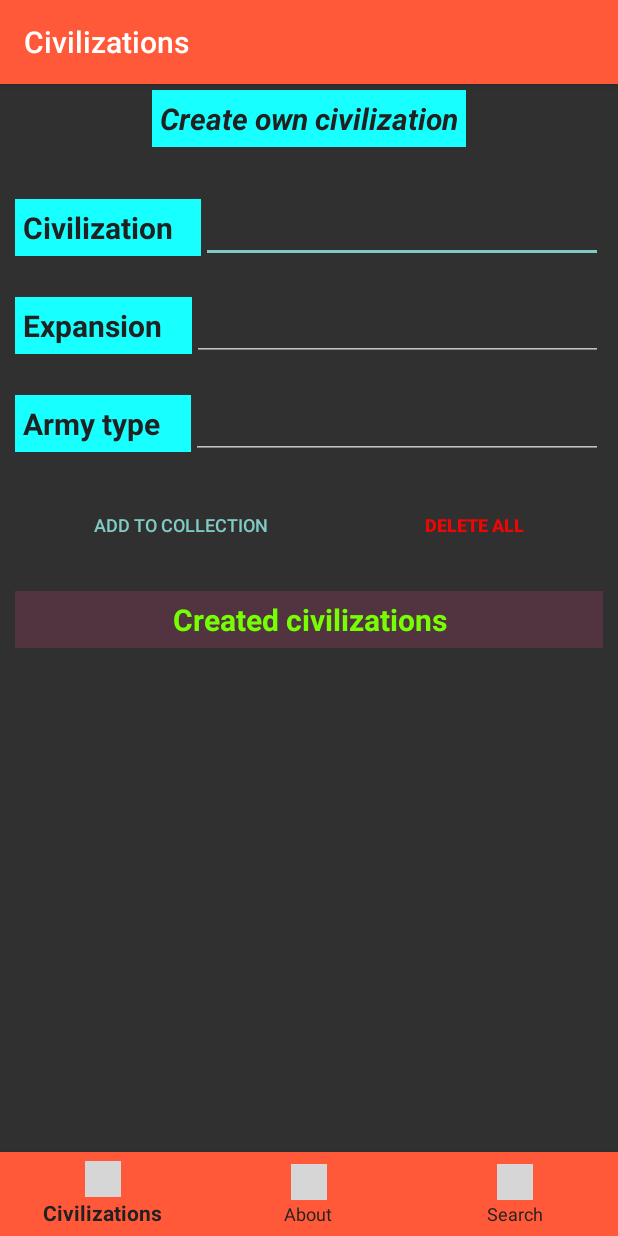
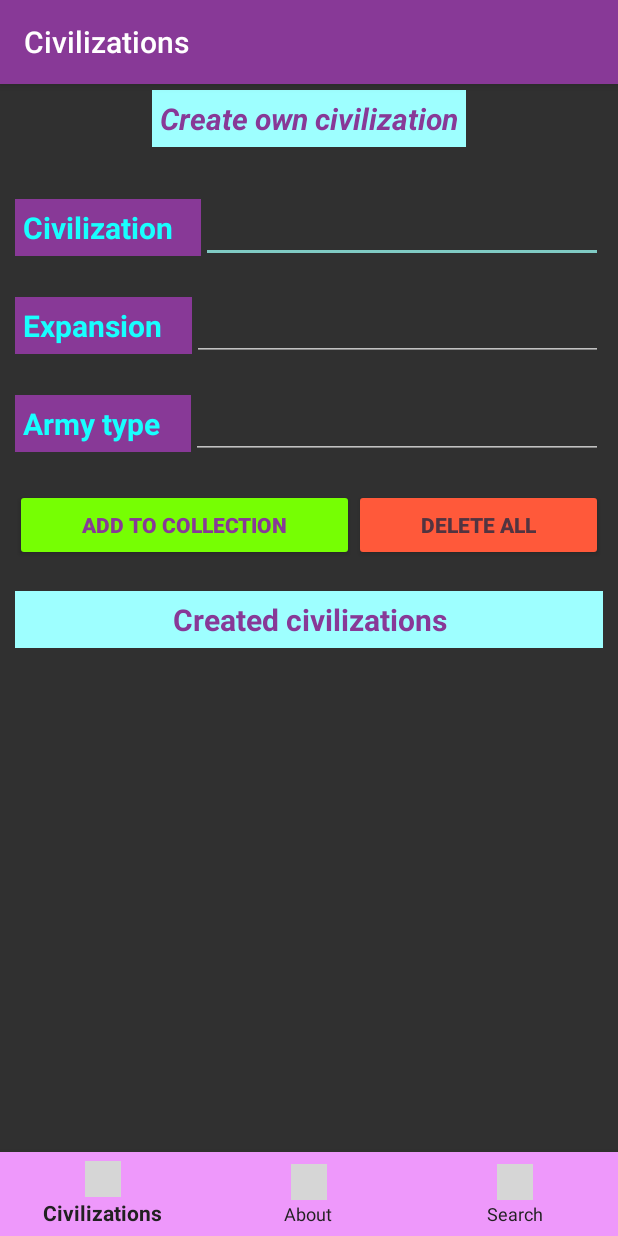
Before and after one commit to EduardF1/And-Project, an Android app: the CivilizationsFragment screen opened directly, with no data from a screen before it, on a phone screen of 412 x 824 dp. Run offline under Robolectric (Android 15) with nearby library versions, the phone set to English and light mode, and no system bars; our stand-ins replace Firebase (no records; nobody signed in at launch, a user with empty details on screens opened directly), Room's generated code, navigation-ui; libraries missing offline, so code that uses them is left out: com.firebase.ui; 4 statements that could not run were skipped; grey boxes are pictures that could not be loaded.

Commit message:
Final version

```diff
--- a/app/src/main/AndroidManifest.xml
+++ b/app/src/main/AndroidManifest.xml
@@ -11,7 +11,7 @@
         android:theme="@style/Theme.Civilization_App">
         <activity
             android:name=".MainActivity"
-            android:label="@string/app_name"/>
+            android:label="@string/app_name" />
         <activity android:name=".LogInActivity">
             <intent-filter>
                 <action android:name="android.intent.action.MAIN" />
--- a/app/src/main/java/com/example/civilization_app/repository/Repository.java
+++ b/app/src/main/java/com/example/civilization_app/repository/Repository.java
@@ -99,6 +99,11 @@ public class Repository {
             public void onResponse(@NotNull Call<CivilizationResponse> call, Response<CivilizationResponse> response) {
                 if (response.code() == 200) {
                     civilization.setValue(response.body().getCivilization());
+                    Civilization civilization_new = new Civilization();
+                    civilization_new.setCivilizationName(response.body().getCivilization().getCivilizationName());
+                    civilization_new.setArmyType(response.body().getCivilization().getArmyType());
+                    civilization_new.setExpansion(response.body().getCivilization().getExpansion());
+                    insertCivilization(civilization_new);
                 }
             }
 
--- a/app/src/main/java/com/example/civilization_app/viewmodels/AboutViewModel.java
+++ b/app/src/main/java/com/example/civilization_app/viewmodels/AboutViewModel.java
@@ -1,16 +1,12 @@
 package com.example.civilization_app.viewmodels;
 
-import androidx.lifecycle.LiveData;
-import androidx.lifecycle.MutableLiveData;
 import androidx.lifecycle.ViewModel;
 
 public class AboutViewModel extends ViewModel {
 
-    private final MutableLiveData<String> mText;
 
     public AboutViewModel() {
-        mText = new MutableLiveData<>();
-        mText.setValue("This is favorites fragment");
+
     }
 
 }
--- a/app/src/main/java/com/example/civilization_app/webservice/CivilizationApi.java
+++ b/app/src/main/java/com/example/civilization_app/webservice/CivilizationApi.java
@@ -1,19 +1,18 @@
 package com.example.civilization_app.webservice;
-
-import com.example.civilization_app.models.Civilization;
-
-import java.util.List;
 
 import retrofit2.Call;
 import retrofit2.http.GET;
-import retrofit2.http.POST;
 import retrofit2.http.Path;
 
 public interface CivilizationApi {
 
-    @GET("/api/v1/civilizations")
+    ///api/v1/civilizations
+    ///v3/55801590-399d-4811-8586-aea3ff8c7f3b/civilizations
+    @GET("api/v1/civilizations")
     Call<CivilizationResponse> getCivilizations();
 
-    @GET("/api/v1/civilization/{name}")
+    ///api/v1/civilization/{name}
+    ///v3/55801590-399d-4811-8586-aea3ff8c7f3b/civilizations/{name}
+    @GET("api/v1/civilization/{name}")
     Call<CivilizationResponse> getCivilizationByName(@Path("name") String name);
 }
--- a/app/src/main/res/layout/activity_main.xml
+++ b/app/src/main/res/layout/activity_main.xml
@@ -17,7 +17,7 @@
             android:id="@+id/toolbar"
             android:layout_width="match_parent"
             android:layout_height="?attr/actionBarSize"
-            android:background="?attr/colorPrimary" />
+            android:background="@color/dark_purple" />
 
     </com.google.android.material.appbar.AppBarLayout>
 
@@ -25,7 +25,7 @@
         android:id="@+id/navigation_view"
         android:layout_width="0dp"
         android:layout_height="wrap_content"
-        android:background="@color/light_orange"
+        android:background="@color/lighter_purple"
         app:itemIconTint="@color/black"
         app:itemTextColor="@color/black"
         app:layout_constraintBottom_toBottomOf="parent"
--- a/app/src/main/res/layout/civilizations_list_item.xml
+++ b/app/src/main/res/layout/civilizations_list_item.xml
@@ -23,7 +23,7 @@
                 android:layout_height="wrap_content"
                 android:padding="1dp"
                 android:layout_weight="9"
-                android:textColor="@color/light_green"
+                android:textColor="@color/light_neon_green"
                 android:textSize="@dimen/civilizations_list_item_text"
                 android:text="@string/civilization_list_item_title" />
 
@@ -39,7 +39,7 @@
             android:layout_width="match_parent"
             android:layout_height="wrap_content"
             android:padding="1dp"
-            android:textColor="@color/light_green"
+            android:textColor="@color/light_neon_green"
             android:textSize="@dimen/civilizations_list_item_text"
             android:text="@string/civilization_list_item_expansion" />
 
@@ -48,7 +48,7 @@
             android:layout_width="match_parent"
             android:layout_height="wrap_content"
             android:padding="1dp"
-            android:textColor="@color/light_green"
+            android:textColor="@color/light_neon_green"
             android:textSize="@dimen/civilizations_list_item_text"
             android:text="@string/civilization_list_item_army_type" />
     </LinearLayout>
--- a/app/src/main/res/layout/fragment_civilizations.xml
+++ b/app/src/main/res/layout/fragment_civilizations.xml
@@ -11,10 +11,10 @@
         android:layout_width="wrap_content"
         android:layout_height="wrap_content"
         android:layout_weight="1"
-        android:background="@color/sky_blue"
+        android:background="@color/lighter_green"
         android:padding="5dp"
         android:text="@string/civilization_own"
-        android:textColor="@color/black"
+        android:textColor="@color/dark_purple"
         android:textStyle="italic|bold"
         android:textSize="20sp"
         app:layout_constraintEnd_toEndOf="parent"
@@ -39,8 +39,8 @@
                 android:layout_width="wrap_content"
                 android:layout_height="wrap_content"
                 android:layout_weight="1"
-                android:background="@color/sky_blue"
-                android:textColor="@color/black"
+                android:background="@color/dark_purple"
+                android:textColor="@color/sky_blue"
                 android:textStyle="bold"
                 android:padding="5dp"
                 android:text="@string/civilization_name"
@@ -64,10 +64,10 @@
                 android:layout_width="wrap_content"
                 android:layout_height="wrap_content"
                 android:layout_weight="1"
-                android:background="@color/sky_blue"
+                android:background="@color/dark_purple"
                 android:padding="5dp"
                 android:textStyle="bold"
-                android:textColor="@color/black"
+                android:textColor="@color/sky_blue"
                 android:text="@string/expansion"
                 android:textSize="20sp" />
 
@@ -89,8 +89,8 @@
                 android:layout_width="wrap_content"
                 android:layout_height="wrap_content"
                 android:layout_weight="1"
-                android:background="@color/sky_blue"
-                android:textColor="@color/black"
+                android:background="@color/dark_purple"
+                android:textColor="@color/sky_blue"
                 android:textStyle="bold"
                 android:padding="5dp"
                 android:text="@string/civilization_army_type"
@@ -113,25 +113,28 @@
 
             <Button
                 android:id="@+id/addButton"
-                style="@style/Widget.AppCompat.Button.Borderless.Colored"
                 android:layout_width="wrap_content"
                 android:layout_height="wrap_content"
                 android:layout_weight="1"
+                android:backgroundTint="@color/light_neon_green"
                 android:text="@string/add_to_collection"
-                android:textSize="12sp" />
+                android:textColor="@color/dark_purple"
+                android:textSize="14sp"
+                android:textStyle="bold" />
 
             <Button
                 android:id="@+id/deleteAllButton"
-                style="@style/Widget.AppCompat.Button.Borderless.Colored"
                 android:layout_width="wrap_content"
                 android:layout_height="wrap_content"
                 android:layout_weight="1"
+                android:backgroundTint="@color/light_orange"
                 android:text="@string/delete_all"
-                android:textColor="#ED0606"
-                android:textStyle="bold"
-                android:textSize="12sp" />
+                android:textColor="@color/dark_pink"
+                android:textSize="14sp"
+                android:textStyle="bold" />
 
         </LinearLayout>
+
         <LinearLayout
             android:layout_width="match_parent"
             android:layout_height="wrap_content"
@@ -141,11 +144,11 @@
                 android:layout_width="wrap_content"
                 android:layout_height="wrap_content"
                 android:layout_weight="1"
-                android:background="@color/dark_pink"
+                android:background="@color/lighter_green"
                 android:padding="5dp"
                 android:textStyle="bold"
                 android:textAlignment="center"
-                android:textColor="@color/light_green"
+                android:textColor="@color/dark_purple"
                 android:text="@string/my_own"
                 android:textSize="20sp" />
         </LinearLayout>
--- a/app/src/main/res/values/colors.xml
+++ b/app/src/main/res/values/colors.xml
@@ -1,11 +1,18 @@
 <?xml version="1.0" encoding="utf-8"?>
 <resources>
     <color name="sky_blue">#18FFFF</color>
-    <color name="light_green">#76FF03</color>
+    <color name="light_neon_green">#76FF03</color>
     <color name="medium_blue">#009aff</color>
     <color name="light_orange">#ff593a</color>
     <color name="black">#212121</color>
     <color name="blue_gray">#607D8B</color>
     <color name="light_gray">#BDBDBD</color>
     <color name="dark_pink">#523440</color>
+    <color name="light_green">#64ffda</color>
+    <color name="lighter_green">#9effff</color>
+    <color name="dark_green">#14cba8</color>
+    <color name="light_purple">#ba68c8</color>
+    <color name="lighter_purple">#ee98fb</color>
+    <color name="dark_purple">#883997</color>
+    <color name="red">#ED0606</color>
 </resources>
--- a/app/src/main/res/values/strings.xml
+++ b/app/src/main/res/values/strings.xml
@@ -9,7 +9,6 @@
     <string name="civilization_name">Civilization</string>
     <string name="civilization_army_type">Army type</string>
     <string name="expansion">Expansion</string>
-    <string name="add_to_collection">ADD TO COLLECTION</string>
     <string name="show_collection">show collection</string>
     <string name="delete_all">Delete All</string>
     <string name="action_logout">Logout</string>
@@ -20,5 +19,9 @@
     <string name="aoe2_fan_wiki">AOE2 Fan wiki</string>
     <string name="wiki_text">This app is made for every AOE2 fan out there, the civilizations of the game are displayed in the search section, furthermore, you have the possibility to create your own civilization</string>
     <string name="log_in">Log in</string>
+    <string name="add_to_collection">ADD TO COLLECTION</string>
+    <string name="my_civilizations">My civilizations</string>
+    <string name="delete">delete</string>
+    <string name="add">add</string>
 
 </resources>
--- a/app/src/main/res/values/themes.xml
+++ b/app/src/main/res/values/themes.xml
@@ -2,13 +2,13 @@
 
     <style name="Theme.Civilization_App" parent="Theme.AppCompat.NoActionBar">
 
-        <item name="colorPrimary">@color/light_orange</item>
-        <item name="colorPrimaryVariant">@color/light_green</item>
-        <item name="colorOnPrimary">@color/medium_blue</item>
+        <item name="colorPrimary">#64ffda</item>
+        <item name="colorPrimaryVariant">#9effff</item>
+        <item name="colorOnPrimary">#14cba8</item>
 
-        <item name="colorSecondary">@color/blue_gray</item>
-        <item name="colorSecondaryVariant">@color/light_gray</item>
-        <item name="colorOnSecondary">@color/light_orange</item>
+        <item name="colorSecondary">#ba68c8</item>
+        <item name="colorSecondaryVariant">#ee98fb</item>
+        <item name="colorOnSecondary">#883997</item>
 
         <item name="android:statusBarColor" tools:targetApi="l">?attr/colorPrimaryVariant</item>
 
```
Also changed, not shown: app/build.gradle (+16 -0 lines), app/src/main/java/com/example/civilization_app/MainActivity.java (+6 -16 lines), app/src/main/java/com/example/civilization_app/uis/fragments/CivilizationsFragment.java (+4 -4 lines), app/src/main/java/com/example/civilization_app/uis/fragments/SearchFragment.java (+5 -9 lines), app/src/main/res/layout/fragment_about.xml (+5 -3 lines), app/src/main/res/layout/fragment_search.xml (+8 -4 lines), 1 other file.
